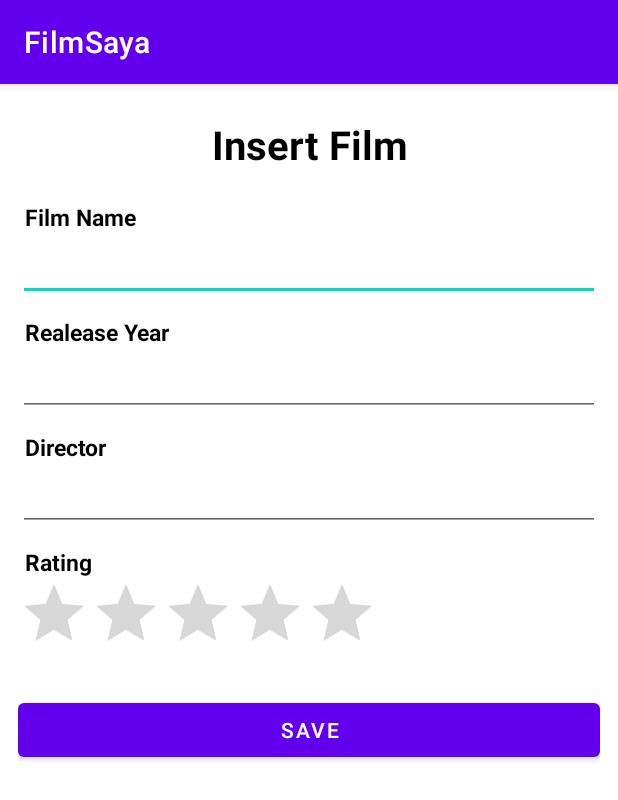
After one commit to rafkandos/FilmSaya, an Android app: the InsertFilmActivity screen opened directly, with no data from a screen before it, on a phone screen of 412 x 824 dp. The commit adds this screen. Shown: the top 800 px of the screen. Run offline under Robolectric (Android 15) with nearby library versions, the phone set to English and light mode, and no system bars; our stand-ins replace Firebase (no records; nobody signed in at launch, a user with empty details on screens opened directly).

Commit message:
insert and show data done

```diff
--- /dev/null
+++ b/app/src/main/res/layout/activity_insert_film.xml
@@ -0,0 +1,103 @@
+<?xml version="1.0" encoding="utf-8"?>
+<RelativeLayout xmlns:android="http://schemas.android.com/apk/res/android"
+    xmlns:app="http://schemas.android.com/apk/res-auto"
+    xmlns:tools="http://schemas.android.com/tools"
+    android:layout_width="match_parent"
+    android:layout_height="match_parent"
+    android:layout_margin="12dp"
+    tools:context=".InsertFilmActivity">
+
+    <LinearLayout
+        android:layout_width="match_parent"
+        android:layout_height="match_parent"
+        android:gravity="top"
+        android:orientation="vertical">
+
+        <TextView
+            android:layout_width="match_parent"
+            android:layout_height="wrap_content"
+            android:layout_marginTop="10dp"
+            android:layout_marginBottom="10dp"
+            android:text="Insert Film"
+            android:textAlignment="center"
+            android:textColor="#000"
+            android:textSize="12pt"
+            android:textStyle="bold" />
+
+        <TextView
+            android:layout_width="match_parent"
+            android:layout_height="wrap_content"
+            android:layout_marginTop="10dp"
+            android:paddingLeft="7px"
+            android:text="Film Name"
+            android:textColor="#000"
+            android:textSize="7pt"
+            android:textStyle="bold" />
+
+        <EditText
+            android:id="@+id/name"
+            android:layout_width="match_parent"
+            android:layout_height="wrap_content"
+            android:ems="10"
+            android:inputType="textPersonName" />
+
+        <TextView
+            android:layout_width="match_parent"
+            android:layout_height="wrap_content"
+            android:layout_marginTop="10dp"
+            android:paddingLeft="7px"
+            android:text="Realease Year"
+            android:textColor="#000"
+            android:textSize="7pt"
+            android:textStyle="bold" />
+
+        <EditText
+            android:id="@+id/year"
+            android:layout_width="match_parent"
+            android:layout_height="wrap_content"
+            android:ems="10"
+            android:inputType="number" />
+
+        <TextView
+            android:layout_width="match_parent"
+            android:layout_height="wrap_content"
+            android:layout_marginTop="10dp"
+            android:paddingLeft="7px"
+            android:text="Director"
+            android:textColor="#000"
+            android:textSize="7pt"
+            android:textStyle="bold" />
+
+        <EditText
+            android:id="@+id/director"
+            android:layout_width="match_parent"
+            android:layout_height="wrap_content"
+            android:ems="10"
+            android:inputType="textPersonName" />
+
+        <TextView
+            android:layout_width="match_parent"
+            android:layout_height="wrap_content"
+            android:layout_marginTop="10dp"
+            android:paddingLeft="7px"
+            android:text="Rating"
+            android:textColor="#000"
+            android:textSize="7pt"
+            android:textStyle="bold" />
+
+        <RatingBar
+            android:id="@+id/ratingBar"
+            android:layout_width="wrap_content"
+            android:layout_height="wrap_content"
+            android:numStars="5"
+            android:stepSize="1"
+            android:theme="@style/Widget.AppCompat.RatingBar" />
+
+        <Button
+            android:id="@+id/save"
+            android:layout_width="match_parent"
+            android:layout_height="wrap_content"
+            android:layout_marginTop="20dp"
+            android:text="Save" />
+    </LinearLayout>
+</RelativeLayout>
--- a/build.gradle
+++ b/build.gradle
@@ -7,6 +7,7 @@ buildscript {
     dependencies {
         classpath "com.android.tools.build:gradle:7.0.2"
         classpath "org.jetbrains.kotlin:kotlin-gradle-plugin:1.5.30"
+        classpath 'com.google.gms:google-services:4.3.10'
 
         // NOTE: Do not place your application dependencies here; they belong
         // in the individual module build.gradle files
```
Also changed, not shown: app/build.gradle (+10 -0 lines), app/src/main/AndroidManifest.xml (+7 -1 lines), app/src/main/java/com/raffli/filmsaya/InsertFilmActivity.kt (added, +62 -0 lines), app/src/main/java/com/raffli/filmsaya/LoginActivity.kt (added, +53 -0 lines), app/src/main/java/com/raffli/filmsaya/MainActivity.kt (+80 -0 lines), app/src/main/java/com/raffli/filmsaya/RecyclerViewAdapter.kt (added, +61 -0 lines), app/src/main/java/com/raffli/filmsaya/film_data.kt (added, +16 -0 lines), app/src/main/res/drawable/ic_baseline_add_24.xml (added, +10 -0 lines), app/src/main/res/drawable/ic_baseline_delete_24.xml (added, +10 -0 lines), app/src/main/res/drawable/ic_baseline_power_settings_new_24.xml (added, +10 -0 lines), app/src/main/res/layout/activity_login.xml (added, +9 -0 lines), app/src/main/res/layout/activity_main.xml (+42 -7 lines), app/src/main/res/layout/card_film.xml (added, +77 -0 lines), app/src/main/res/layout/view_item.xml (added, +80 -0 lines), 1 more files, 1 other file.
